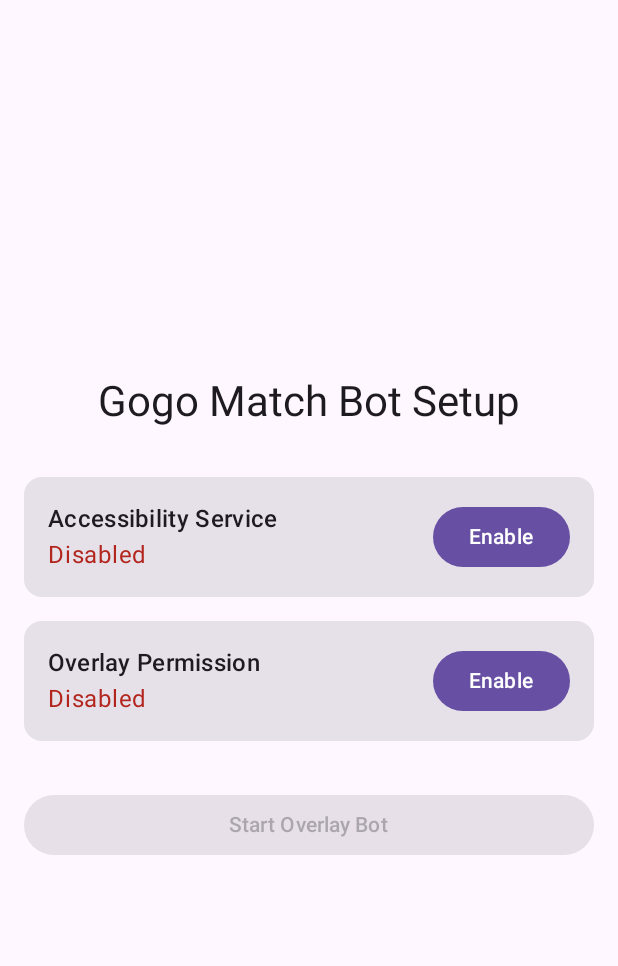
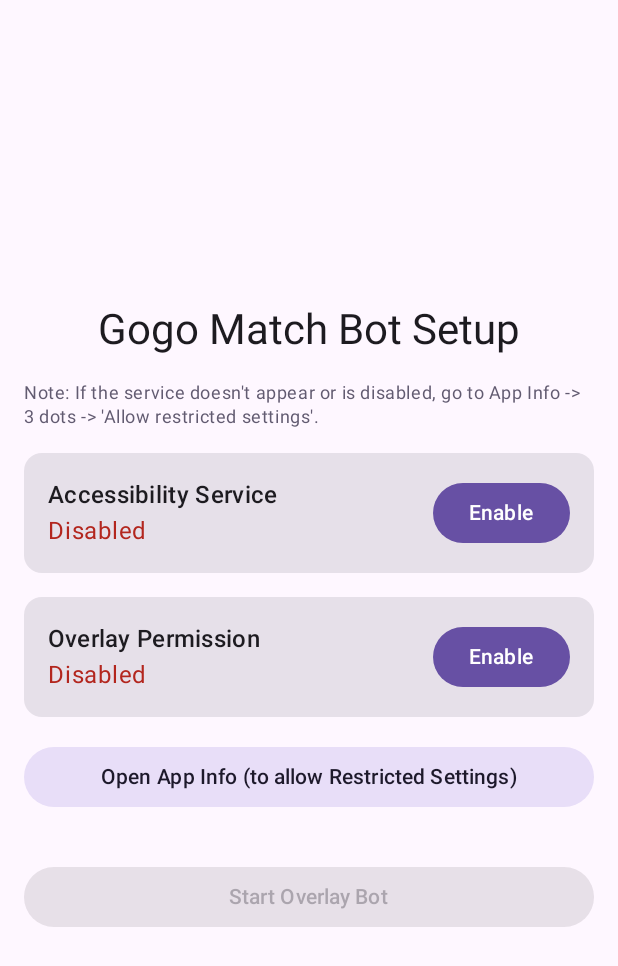
Before and after one commit to deivid22srk/Gogo-matoh, an Android app built with Jetpack Compose: the screen it shows after launch (MainActivity), on a phone screen of 412 x 824 dp. Shown: the top 966 px of the screen. Run offline under Robolectric (Android 15) with nearby library versions, the phone set to English and light mode, and no system bars.

Commit message:
Fix Accessibility Service not showing up in Settings
- Set android:exported="false" for GogoAccessibilityService (required by some Android versions for private services)
- Explicitly set android:enabled="true" for the service
- Use full qualified class name in AndroidManifest.xml
- Add package="com.hydra.gamesearch" to manifest tag
- Update MainActivity to guide users on "Restricted Settings" (Android 13+)
- Improve service enablement check using ComponentName
- Clean up lifecycle observer in MainActivity

Co-authored-by: deivid22srk <222269677+deivid22srk@users.noreply.github.com>

```diff
--- a/app/src/main/java/com/hydra/gamesearch/MainActivity.kt
+++ b/app/src/main/java/com/hydra/gamesearch/MainActivity.kt
@@ -1,8 +1,10 @@
 package com.hydra.gamesearch
 
+import android.content.ComponentName
 import android.content.Context
 import android.content.Intent
 import android.net.Uri
+import android.os.Build
 import android.os.Bundle
 import android.provider.Settings
 import android.text.TextUtils
@@ -14,7 +16,10 @@ import androidx.compose.runtime.*
 import androidx.compose.ui.Alignment
 import androidx.compose.ui.Modifier
 import androidx.compose.ui.platform.LocalContext
+import androidx.compose.ui.platform.LocalLifecycleOwner
 import androidx.compose.ui.unit.dp
+import androidx.lifecycle.Lifecycle
+import androidx.lifecycle.LifecycleEventObserver
 
 class MainActivity : ComponentActivity() {
     override fun onCreate(savedInstanceState: Bundle?) {
@@ -39,13 +44,18 @@ fun SetupScreen() {
     var isOverlayEnabled by remember { mutableStateOf(Settings.canDrawOverlays(context)) }
 
     // Update state when returning from settings
-    DisposableEffect(Unit) {
-        val observer = {
-            isAccessibilityEnabled = isAccessibilityServiceEnabled(context)
-            isOverlayEnabled = Settings.canDrawOverlays(context)
+    val lifecycleOwner = LocalLifecycleOwner.current
+    DisposableEffect(lifecycleOwner) {
+        val observer = LifecycleEventObserver { _, event ->
+            if (event == Lifecycle.Event.ON_RESUME) {
+                isAccessibilityEnabled = isAccessibilityServiceEnabled(context)
+                isOverlayEnabled = Settings.canDrawOverlays(context)
+            }
         }
-        // Simplified: in real app use LifecycleObserver
-        onDispose {}
+        lifecycleOwner.lifecycle.addObserver(observer)
+        onDispose {
+            lifecycleOwner.lifecycle.removeObserver(observer)
+        }
     }
 
     Column(
@@ -58,8 +68,17 @@ fun SetupScreen() {
         Text(
             text = "Gogo Match Bot Setup",
             style = MaterialTheme.typography.headlineMedium,
-            modifier = Modifier.padding(bottom = 32.dp)
+            modifier = Modifier.padding(bottom = 16.dp)
         )
+
+        if (Build.VERSION.SDK_INT >= Build.VERSION_CODES.TIRAMISU && !isAccessibilityEnabled) {
+            Text(
+                text = "Note: If the service doesn't appear or is disabled, go to App Info -> 3 dots -> 'Allow restricted settings'.",
+                style = MaterialTheme.typography.bodySmall,
+                color = MaterialTheme.colorScheme.secondary,
+                modifier = Modifier.padding(bottom = 16.dp)
+            )
+        }
 
         PermissionItem(
             title = "Accessibility Service",
@@ -83,6 +102,21 @@ fun SetupScreen() {
                 context.startActivity(intent)
             }
         )
+
+        Spacer(modifier = Modifier.height(16.dp))
+
+        Button(
+            onClick = {
+                val intent = Intent(Settings.ACTION_APPLICATION_DETAILS_SETTINGS).apply {
+                    data = Uri.fromParts("package", context.packageName, null)
+                }
+                context.startActivity(intent)
+            },
+            modifier = Modifier.fillMaxWidth(),
+            colors = ButtonDefaults.buttonColors(containerColor = MaterialTheme.colorScheme.secondaryContainer, contentColor = MaterialTheme.colorScheme.onSecondaryContainer)
+        ) {
+            Text("Open App Info (to allow Restricted Settings)")
+        }
 
         Spacer(modifier = Modifier.height(32.dp))
 
@@ -112,7 +146,7 @@ fun PermissionItem(title: String, isEnabled: Boolean, onClick: () -> Unit) {
             verticalAlignment = Alignment.CenterVertically,
             horizontalArrangement = Arrangement.SpaceBetween
         ) {
-            Column {
+            Column(modifier = Modifier.weight(1f)) {
                 Text(text = title, style = MaterialTheme.typography.titleMedium)
                 Text(
                     text = if (isEnabled) "Enabled" else "Disabled",
@@ -120,33 +154,29 @@ fun PermissionItem(title: String, isEnabled: Boolean, onClick: () -> Unit) {
                 )
             }
             Button(onClick = onClick) {
-                Text(if (isEnabled) "Open Settings" else "Enable")
+                Text(if (isEnabled) "Settings" else "Enable")
             }
         }
     }
 }
 
 fun isAccessibilityServiceEnabled(context: Context): Boolean {
-    val service = "${context.packageName}/${GogoAccessibilityService::class.java.canonicalName}"
-    val accessibilityEnabled = Settings.Secure.getInt(
+    val expectedComponentName = ComponentName(context, GogoAccessibilityService::class.java)
+    val enabledServices = Settings.Secure.getString(
         context.contentResolver,
-        Settings.Secure.ACCESSIBILITY_ENABLED, 0
-    )
-    if (accessibilityEnabled == 1) {
-        val settingValue = Settings.Secure.getString(
-            context.contentResolver,
-            Settings.Secure.ENABLED_ACCESSIBILITY_SERVICES
-        )
-        if (settingValue != null) {
-            val splitter = TextUtils.SimpleStringSplitter(':')
-            splitter.setString(settingValue)
-            while (splitter.hasNext()) {
-                val accessabilityService = splitter.next()
-                if (accessabilityService.equals(service, ignoreCase = true)) {
-                    return true
-                }
-            }
+        Settings.Secure.ENABLED_ACCESSIBILITY_SERVICES
+    ) ?: return false
+
+    val colonSplitter = TextUtils.SimpleStringSplitter(':')
+    colonSplitter.setString(enabledServices)
+
+    while (colonSplitter.hasNext()) {
+        val componentNameString = colonSplitter.next()
+        val enabledService = ComponentName.unflattenFromString(componentNameString)
+        if (enabledService != null && enabledService == expectedComponentName) {
+            return true
         }
     }
+
     return false
 }
--- a/app/src/main/res/xml/accessibility_service_config.xml
+++ b/app/src/main/res/xml/accessibility_service_config.xml
@@ -1,7 +1,7 @@
 <?xml version="1.0" encoding="utf-8"?>
 <accessibility-service xmlns:android="http://schemas.android.com/apk/res/android"
     android:description="@string/accessibility_service_description"
-    android:accessibilityEventTypes="typeAllMask"
+    android:accessibilityEventTypes="typeWindowStateChanged|typeWindowContentChanged"
     android:accessibilityFeedbackType="feedbackGeneric"
     android:accessibilityFlags="flagDefault|flagIncludeNotImportantViews|flagReportViewIds"
     android:canRetrieveWindowContent="true"
```
Also changed, not shown: app/src/main/AndroidManifest.xml (+6 -4 lines).
